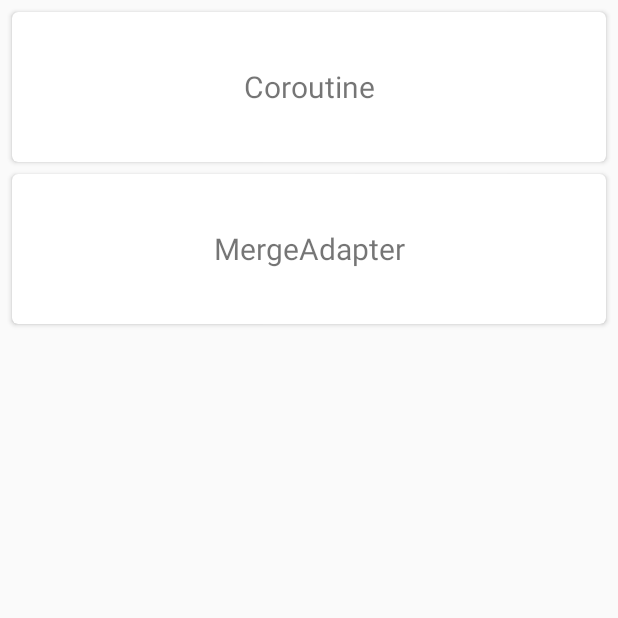
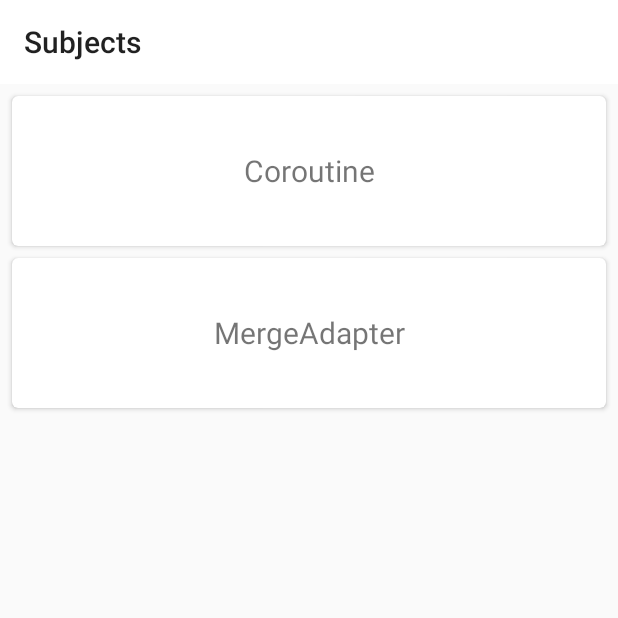
Before and after one commit to jinjinchacha/kt-note, an Android app: the screen it shows after launch (MainActivity), on a phone screen of 412 x 824 dp, the top half of it. Run offline under Robolectric (Android 15) with nearby library versions, the phone set to English and light mode, and no system bars; our stand-ins replace navigation-ui.

Commit message:
toolbar combine with navigation

```diff
--- a/app/src/main/java/com/jung/ktdemo/MainActivity.kt
+++ b/app/src/main/java/com/jung/ktdemo/MainActivity.kt
@@ -1,11 +1,23 @@
 package com.jung.ktdemo
 
+import android.os.Bundle
 import androidx.appcompat.app.AppCompatActivity
-import android.os.Bundle
+import androidx.navigation.findNavController
+import androidx.navigation.ui.setupActionBarWithNavController
+import kotlinx.android.synthetic.main.activity_main.*
 
 class MainActivity : AppCompatActivity() {
+
+    private val navController by lazy { findNavController(R.id.container) }
+
     override fun onCreate(savedInstanceState: Bundle?) {
         super.onCreate(savedInstanceState)
         setContentView(R.layout.activity_main)
+
+        setSupportActionBar(toolbar)
+        navController.setGraph(R.navigation.main)
+        setupActionBarWithNavController(navController)
     }
+
+    override fun onSupportNavigateUp(): Boolean = navController.navigateUp()
 }
--- a/app/src/main/java/com/jung/ktdemo/ui/mergeadaptere/MergeAdapterFragment.kt
+++ b/app/src/main/java/com/jung/ktdemo/ui/mergeadaptere/MergeAdapterFragment.kt
@@ -6,6 +6,7 @@ import android.view.View
 import android.view.ViewGroup
 import android.widget.Toast
 import androidx.appcompat.widget.Toolbar
+import androidx.lifecycle.lifecycleScope
 import androidx.recyclerview.widget.MergeAdapter
 import com.jung.ktdemo.databinding.MergeadapterFragmentBinding
 import com.jung.ktdemo.ui.base.BaseFragment
@@ -58,7 +59,7 @@ class MergeAdapterFragment : BaseFragment<MergeadapterFragmentBinding>(), ClickL
          * Faking a long running network call.
          * This is a contrived example. Ideally this would be in a repository class
          * */
-        CoroutineScope(Dispatchers.Main).launch {
+        lifecycleScope.launch {
             delay(2_000L)
             val list = getWhatsNew()
             whatsNewAdapter.whatsNew = list
--- a/app/src/main/res/layout/activity_main.xml
+++ b/app/src/main/res/layout/activity_main.xml
@@ -1,15 +1,28 @@
 <?xml version="1.0" encoding="utf-8"?>
-<FrameLayout xmlns:android="http://schemas.android.com/apk/res/android"
+<androidx.constraintlayout.widget.ConstraintLayout xmlns:android="http://schemas.android.com/apk/res/android"
     xmlns:app="http://schemas.android.com/apk/res-auto"
     android:layout_width="match_parent"
     android:layout_height="match_parent">
 
-    <androidx.fragment.app.FragmentContainerView
+    <androidx.appcompat.widget.Toolbar
+        android:id="@+id/toolbar"
+        android:layout_width="0dp"
+        android:layout_height="wrap_content"
+        android:background="@android:color/white"
+        app:layout_constraintEnd_toEndOf="parent"
+        app:layout_constraintStart_toStartOf="parent"
+        app:layout_constraintTop_toTopOf="parent" />
+
+    <fragment
         android:id="@+id/container"
         android:name="androidx.navigation.fragment.NavHostFragment"
-        android:layout_width="match_parent"
-        android:layout_height="match_parent"
+        android:layout_width="0dp"
+        android:layout_height="0dp"
         app:defaultNavHost="true"
+        app:layout_constraintBottom_toBottomOf="parent"
+        app:layout_constraintEnd_toEndOf="parent"
+        app:layout_constraintStart_toStartOf="parent"
+        app:layout_constraintTop_toBottomOf="@+id/toolbar"
         app:navGraph="@navigation/main" />
 
-</FrameLayout>
+</androidx.constraintlayout.widget.ConstraintLayout>
--- a/app/src/main/res/layout/item_engineer.xml
+++ b/app/src/main/res/layout/item_engineer.xml
@@ -1,13 +1,13 @@
 <?xml version="1.0" encoding="utf-8"?>
 <androidx.cardview.widget.CardView xmlns:android="http://schemas.android.com/apk/res/android"
+    xmlns:app="http://schemas.android.com/apk/res-auto"
+    xmlns:tools="http://schemas.android.com/tools"
     android:layout_width="match_parent"
     android:layout_height="wrap_content"
     android:layout_marginTop="8dp"
-    xmlns:app="http://schemas.android.com/apk/res-auto"
+    android:layout_marginStart="16dp"
+    android:layout_marginEnd="16dp"
     app:cardCornerRadius="4dp"
-    android:layout_marginStart="16dp"
-    xmlns:tools="http://schemas.android.com/tools"
-    android:layout_marginEnd="16dp"
     app:cardBackgroundColor="#B0C4DE">
 
     <androidx.constraintlayout.widget.ConstraintLayout
--- a/app/src/main/res/navigation/main.xml
+++ b/app/src/main/res/navigation/main.xml
@@ -27,6 +27,6 @@
     <fragment
         android:id="@+id/mergeAdapterFragment"
         android:name="com.jung.ktdemo.ui.mergeadaptere.MergeAdapterFragment"
-        android:label="MergeAdapterFragment"
+        android:label="MergeAdapter"
         tool:layout="@layout/mergeadapter_fragment"/>
 </navigation>
```
Also changed, not shown: app/src/main/res/layout/coroutine_fragment.xml (+0 -9 lines).
